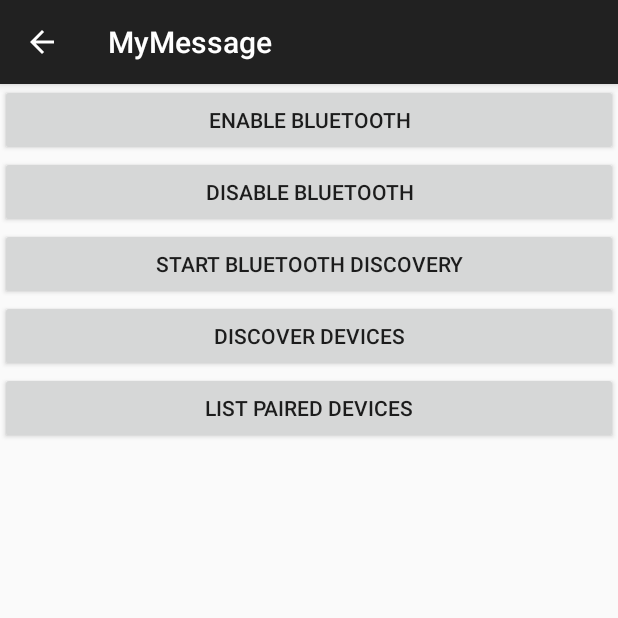
After one commit to Zulidyan/HomeAutoA, an Android app: the Settings screen opened directly, with no data from a screen before it, on a phone screen of 412 x 824 dp, the top half of it. The commit adds this screen. Run offline under Robolectric (Android 15) with nearby library versions, the phone set to English and light mode, and no system bars.

Commit message:
Tore settings out of the main activity.  Need to do the same with the lights.  No sockets should be opened in the first view.

```diff
--- /dev/null
+++ b/app/src/main/java/group2/testapp1/Settings.java
@@ -0,0 +1,82 @@
+package group2.testapp1;
+
+import android.bluetooth.BluetoothAdapter;
+import android.bluetooth.BluetoothDevice;
+import android.bluetooth.BluetoothSocket;
+import android.content.Intent;
+import android.os.Bundle;
+import android.support.v7.app.ActionBarActivity;
+import android.view.View;
+import android.widget.ArrayAdapter;
+import android.widget.ListView;
+import android.widget.Toast;
+
+import java.util.ArrayList;
+import java.util.Set;
+
+public class Settings extends ActionBarActivity {
+
+    private BluetoothAdapter mBluetoothAdapter;
+    private Set<BluetoothDevice> pairedDevices;
+    private ArrayList<BluetoothDevice> btDeviceArray = new ArrayList<BluetoothDevice>();
+    private BluetoothSocket mmSocket[];
+
+    protected void onCreate(Bundle savedInstanceState){
+        super.onCreate(savedInstanceState);
+        setContentView(R.layout.settings_my);
+        mBluetoothAdapter = BluetoothAdapter.getDefaultAdapter();
+
+    }
+    public void startBT(View view){
+        if (!mBluetoothAdapter.isEnabled()) {
+            Intent enableBtIntent = new Intent(BluetoothAdapter.ACTION_REQUEST_ENABLE);
+            startActivityForResult(enableBtIntent, 1);
+            //Toast didn't make sense as it was displaying the same time as the confirmation window
+            //Toast.makeText(getApplicationContext(),"Bluetooth Enabled",Toast.LENGTH_SHORT).show();
+        }
+        else Toast.makeText(getApplicationContext(), "Bluetooth Already Enabled", Toast.LENGTH_SHORT).show();
+    }
+    public void discoverableBT(View view){
+        if (mBluetoothAdapter.isEnabled()) {
+            Intent discoverableIntent = new Intent(BluetoothAdapter.ACTION_REQUEST_DISCOVERABLE);
+            discoverableIntent.putExtra(BluetoothAdapter.EXTRA_DISCOVERABLE_DURATION, 30);
+            startActivity(discoverableIntent);
+        }
+        //Toast didn't make sense as it was displayed before accepting discoverable
+        //Toast.makeText(getApplicationContext(),"Discoverable for 30 Seconds",Toast.LENGTH_SHORT).show();
+    }
+    public void disableBT(View view){
+        if(mBluetoothAdapter.isEnabled()){
+            mBluetoothAdapter.disable();
+            Toast.makeText(getApplicationContext(),"Bluetooth Disabled",Toast.LENGTH_SHORT).show();
+        }
+        else
+            Toast.makeText(getApplicationContext(),"Bluetooth Already Disabled",Toast.LENGTH_SHORT).show();
+    }
+
+    public void discoverBT(View view){
+        Toast.makeText(getApplicationContext(),"Not Implemented Yet",Toast.LENGTH_SHORT).show();
+    }
+    public void listPairedDevices(View view){
+         ListView lv = (ListView)findViewById(R.id.listView1);
+        //Toast.makeText(getApplicationContext(),"Not Implemented Yet",Toast.LENGTH_SHORT).show();
+        if(mBluetoothAdapter.isEnabled()) {
+            pairedDevices = mBluetoothAdapter.getBondedDevices();
+
+            ArrayList tList = new ArrayList();
+            ArrayList<BluetoothDevice> tDevice = new ArrayList<>();
+            for (BluetoothDevice bt : pairedDevices) {
+                tList.add(bt.getName());
+                tDevice.add(bt);
+                Toast.makeText(getApplicationContext(), bt.getName(), Toast.LENGTH_SHORT).show();
+            }
+            //Toast.makeText(getApplicationContext(), "Showing Paired Devices", Toast.LENGTH_SHORT).show();
+            final ArrayAdapter adapter = new ArrayAdapter(this, android.R.layout.simple_list_item_1, tList);
+            lv.setAdapter(adapter);
+            btDeviceArray = tDevice;
+        }
+        else
+            Toast.makeText(getApplicationContext(),"Please Enable Bluetooth First",Toast.LENGTH_SHORT).show();
+    }
+
+}
--- /dev/null
+++ b/app/src/main/res/layout/settings_my.xml
@@ -0,0 +1,61 @@
+<RelativeLayout xmlns:android="http://schemas.android.com/apk/res/android"
+xmlns:tools="http://schemas.android.com/tools"
+android:layout_width="match_parent"
+android:layout_height="match_parent"
+android:orientation="horizontal" >
+<!--android:paddingLeft="@dimen/activity_horizontal_margin"
+android:paddingRight="@dimen/activity_horizontal_margin"
+android:paddingTop="@dimen/activity_vertical_margin"
+android:paddingBottom="@dimen/activity_vertical_margin" tools:context=".MyActivity">-->
+    <ScrollView
+        android:layout_width="match_parent"
+        android:layout_height="match_parent">
+
+        <LinearLayout
+            android:layout_width="match_parent"
+            android:layout_height="match_parent"
+            android:orientation="vertical">
+            <Button
+                android:layout_width="match_parent"
+                android:layout_height="wrap_content"
+                android:text="@string/startBT"
+                android:onClick="startBT"/>
+            <!--            <TextView
+                            android:layout_width="match_parent"
+                            android:layout_height="wrap_content"
+                            android:text="@string/stuff"/>-->
+            <Button
+                android:layout_width="match_parent"
+                android:layout_height="wrap_content"
+                android:text="@string/DisableBT"
+                android:onClick="disableBT"/>
+            <Button
+                android:layout_width="match_parent"
+                android:layout_height="wrap_content"
+                android:text="@string/discoverBT"
+                android:onClick="discoverableBT"/>
+            <!--            <TextView
+                            android:layout_width="match_parent"
+                            android:layout_height="wrap_content"
+                            android:text="@string/stuff"/>-->
+
+            <Button
+                android:layout_width="match_parent"
+                android:layout_height="wrap_content"
+                android:text="@string/FindDevices"
+                android:onClick="discoverBT"/>
+            <Button
+                android:layout_width="match_parent"
+                android:layout_height="wrap_content"
+                android:text="@string/ListDevices"
+                android:onClick="listPairedDevices"/>
+            <ListView
+                android:id="@+id/listView1"
+                android:layout_width="match_parent"
+                android:layout_height="wrap_content"
+                android:visibility="visible" >
+            </ListView>
+
+        </LinearLayout>
+    </ScrollView>
+</RelativeLayout>
```
Also changed, not shown: app/src/main/AndroidManifest.xml (+9 -0 lines), app/src/main/java/group2/testapp1/MyActivity.java (+26 -88 lines), app/src/main/java/group2/testapp1/ToggleDevice.java (+10 -1 lines), app/src/main/res/layout/activity_my.xml (+0 -39 lines).
